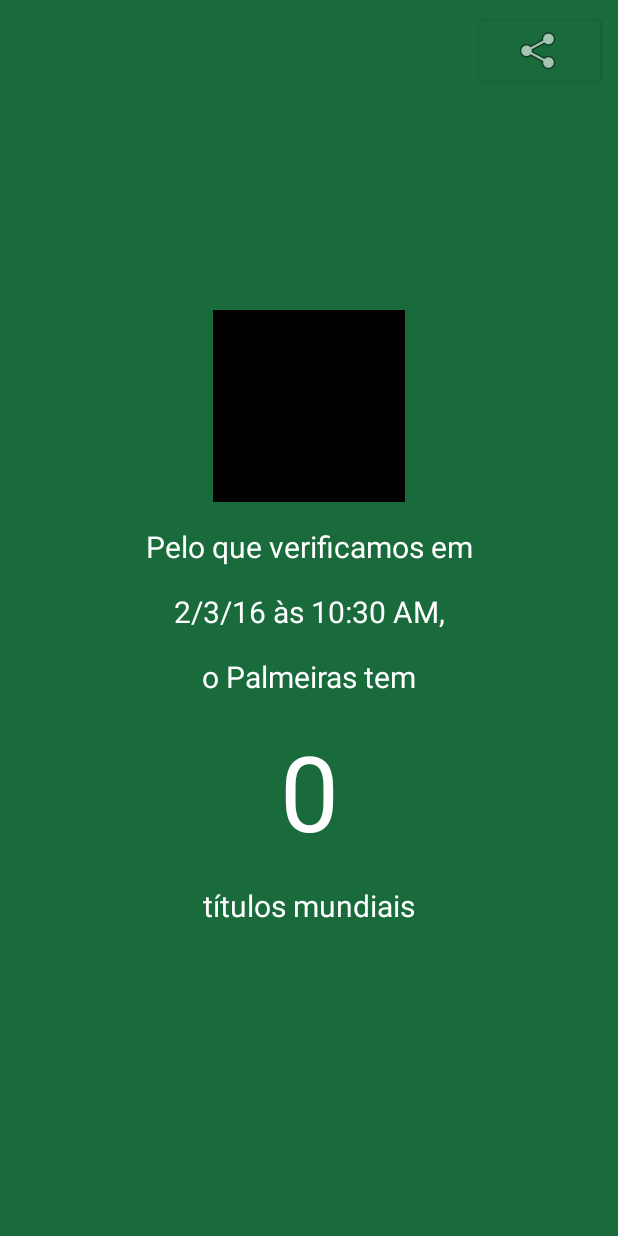
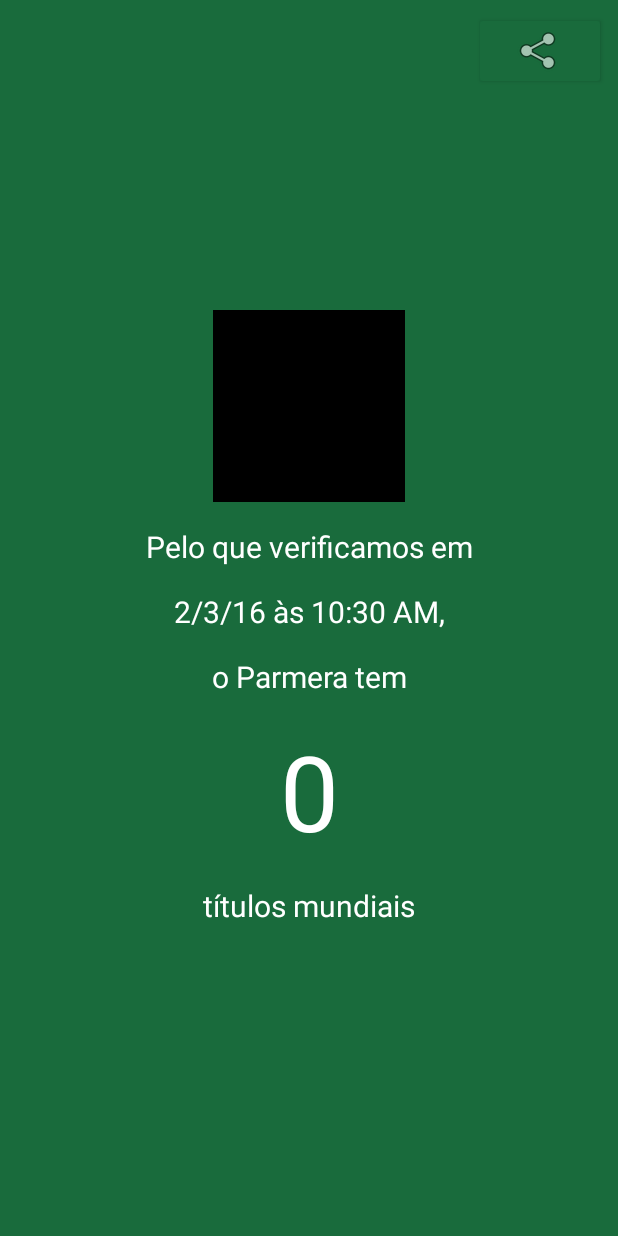
Before and after one commit to LuckCheeseInc/sadPalmeiras-android, an Android app: the screen it shows after launch (MainActivity), on a phone screen of 412 x 824 dp. Run offline under Robolectric (Android 15) with nearby library versions, the phone set to English and light mode, and no system bars; our stand-ins replace AdMob; 4 statements that could not run were skipped.

Commit message:
Changed all references to 'Palmeiras' to 'Parmera'

```diff
--- a/app/src/main/res/values/strings.xml
+++ b/app/src/main/res/values/strings.xml
@@ -3,6 +3,6 @@
 
     <string name="line1">Pelo que verificamos em</string>
     <string name="date_preposition">às</string>
-    <string name="line3">o Palmeiras tem</string>
+    <string name="line3">o Parmera tem</string>
     <string name="line5">títulos mundiais</string>
 </resources>
```
